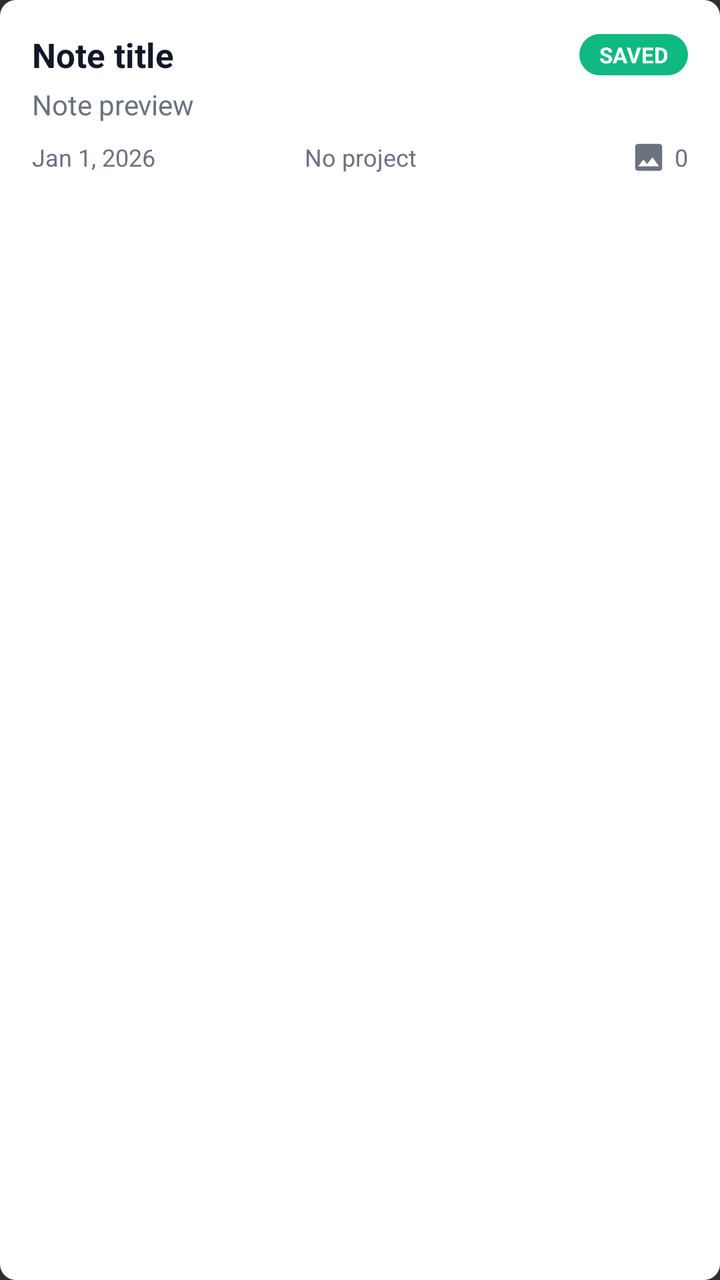
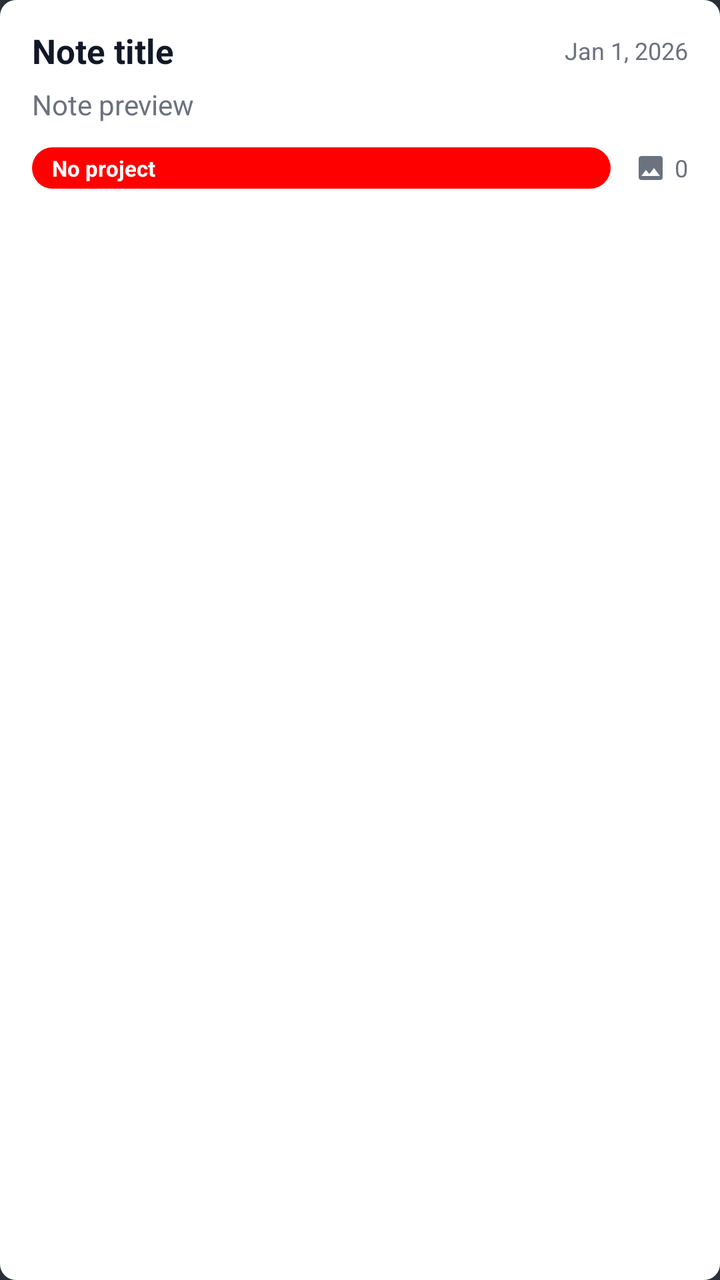

Screens rendered from an Android XML layout before and after an edit, with the pre-edit source and the edit as a unified diff.
<!-- AndroidManifest.xml: application theme Theme.BlastProMobile -->
<!-- res/layout/item_note.xml -->
<?xml version="1.0" encoding="utf-8"?>
<LinearLayout xmlns:android="http://schemas.android.com/apk/res/android"
    xmlns:app="http://schemas.android.com/apk/res-auto"
    xmlns:tools="http://schemas.android.com/tools"
    android:id="@+id/card_note_root"
    android:layout_width="match_parent"
    android:layout_height="wrap_content"
    android:layout_marginBottom="10dp"
    android:background="@drawable/bg_card"
    android:clickable="true"
    android:focusable="true"
    android:foreground="?attr/selectableItemBackground"
    android:orientation="vertical"
    android:padding="16dp"
    tools:ignore="HardcodedText">

    <LinearLayout
        android:layout_width="match_parent"
        android:layout_height="wrap_content"
        android:gravity="center_vertical"
        android:orientation="horizontal">

        <TextView
            android:id="@+id/note_title"
            android:layout_width="0dp"
            android:layout_height="wrap_content"
            android:layout_marginEnd="8dp"
            android:layout_weight="1"
            android:ellipsize="end"
            android:maxLines="1"
            android:text="Note title"
            android:textColor="@color/ink_dark"
            android:textSize="17sp"
            android:textStyle="bold" />

        <TextView
            android:id="@+id/note_chip"
            style="@style/BlastPro.Chip"
            android:layout_width="wrap_content"
            android:layout_height="wrap_content"
            android:backgroundTint="@color/status_green"
            android:text="Saved" />
    </LinearLayout>

    <TextView
        android:id="@+id/note_preview"
        android:layout_width="match_parent"
        android:layout_height="wrap_content"
        android:layout_marginTop="4dp"
        android:ellipsize="end"
        android:maxLines="2"
        android:text="Note preview"
        android:textColor="@color/ink_muted"
        android:textSize="14sp" />

    <LinearLayout
        android:layout_width="match_parent"
        android:layout_height="wrap_content"
        android:layout_marginTop="8dp"
        android:gravity="center_vertical"
        android:orientation="horizontal">

        <TextView
            android:id="@+id/note_date"
            android:layout_width="0dp"
            android:layout_height="wrap_content"
            android:layout_weight="1"
            android:text="Jan 1, 2026"
            android:textColor="@color/ink_muted"
            android:textSize="12sp" />

        <TextView
            android:id="@+id/note_project"
            android:layout_width="0dp"
            android:layout_height="wrap_content"
            android:layout_weight="1"
            android:gravity="center"
            android:text="No project"
            android:textColor="@color/ink_muted"
            android:textSize="12sp" />

        <LinearLayout
            android:layout_width="0dp"
            android:layout_height="wrap_content"
            android:layout_weight="1"
            android:gravity="center_vertical|end"
            android:orientation="horizontal">

            <ImageView
                android:id="@+id/note_photo_icon"
                android:layout_width="18dp"
                android:layout_height="18dp"
                android:contentDescription="Photos"
                android:src="@drawable/ic_image"
                app:tint="@color/ink_muted" />

            <TextView
                android:id="@+id/note_photo_count"
                android:layout_width="wrap_content"
                android:layout_height="wrap_content"
                android:layout_marginStart="4dp"
                android:text="0"
                android:textColor="@color/ink_muted"
                android:textSize="12sp" />
        </LinearLayout>
    </LinearLayout>
</LinearLayout>
<!-- resources referenced by this layout -->
<resources>
  <color name="ink_dark">#FF111827</color>
  <color name="ink_muted">#FF6B7280</color>
  <color name="status_green">#FF10B981</color>
  <!-- drawable bg_card (drawable) -->
  <?xml version="1.0" encoding="utf-8"?>
  <shape xmlns:android="http://schemas.android.com/apk/res/android">
      <solid android:color="@color/white" />
      <corners android:radius="8dp" />
  </shape>
  <!-- drawable ic_image (drawable) -->
  <?xml version="1.0" encoding="utf-8"?>
  <vector xmlns:android="http://schemas.android.com/apk/res/android"
      android:width="24dp"
      android:height="24dp"
      android:viewportWidth="24"
      android:viewportHeight="24">
      <path
          android:fillColor="#FFFFFFFF"
          android:pathData="M21,19V5c0,-1.1 -0.9,-2 -2,-2H5c-1.1,0 -2,0.9 -2,2v14c0,1.1 0.9,2 2,2h14c1.1,0 2,-0.9 2,-2zM8.5,13.5l2.5,3.01L14.5,12l4.5,6H5l3.5,-4.5z" />
  </vector>
  <style name="BlastPro.Chip" parent="">
          <item name="android:background">@drawable/bg_chip</item>
          <item name="android:textColor">@color/white</item>
          <item name="android:textSize">11sp</item>
          <item name="android:textStyle">bold</item>
          <item name="android:textAllCaps">true</item>
          <item name="android:paddingLeft">10dp</item>
          <item name="android:paddingRight">10dp</item>
          <item name="android:paddingTop">3dp</item>
          <item name="android:paddingBottom">3dp</item>
      </style>
  <style name="Theme.BlastProMobile" parent="Theme.Material3.Dark.NoActionBar">
          <item name="colorPrimary">@color/blast_red</item>
          <item name="colorOnPrimary">@color/white</item>
          <item name="android:windowBackground">@color/screen_bg</item>
          <item name="android:statusBarColor">@android:color/transparent</item>
          <item name="android:navigationBarColor">@android:color/transparent</item>
      </style>
  <color name="white">#FFFFFFFF</color>
  <!-- drawable bg_chip (drawable) -->
  <?xml version="1.0" encoding="utf-8"?>
  <shape xmlns:android="http://schemas.android.com/apk/res/android">
      <solid android:color="@color/status_grey" />
      <corners android:radius="12dp" />
  </shape>
  <color name="blast_red">#FFFF0000</color>
  <color name="screen_bg">#FF2B2F36</color>
  <color name="status_grey">#FF6B7280</color>
</resources>

<!-- the commit's change to res/layout/item_note.xml (unified diff, before → after) -->
@@ -5,13 +5,14 @@
     android:id="@+id/card_note_root"
     android:layout_width="match_parent"
     android:layout_height="wrap_content"
-    android:layout_marginBottom="10dp"
+    android:layout_marginBottom="12dp"
     android:background="@drawable/bg_card"
     android:clickable="true"
     android:focusable="true"
     android:foreground="?attr/selectableItemBackground"
     android:orientation="vertical"
-    android:padding="16dp"
+    android:paddingHorizontal="16dp"
+    android:paddingVertical="14dp"
     tools:ignore="HardcodedText">
 
     <LinearLayout
@@ -34,20 +35,21 @@
             android:textStyle="bold" />
 
         <TextView
-            android:id="@+id/note_chip"
-            style="@style/BlastPro.Chip"
+            android:id="@+id/note_date"
             android:layout_width="wrap_content"
             android:layout_height="wrap_content"
-            android:backgroundTint="@color/status_green"
-            android:text="Saved" />
+            android:text="Jan 1, 2026"
+            android:textColor="@color/ink_muted"
+            android:textSize="12sp" />
     </LinearLayout>
 
     <TextView
         android:id="@+id/note_preview"
         android:layout_width="match_parent"
         android:layout_height="wrap_content"
-        android:layout_marginTop="4dp"
+        android:layout_marginTop="6dp"
         android:ellipsize="end"
+        android:lineSpacingExtra="2dp"
         android:maxLines="2"
         android:text="Note preview"
         android:textColor="@color/ink_muted"
@@ -56,52 +58,38 @@
     <LinearLayout
         android:layout_width="match_parent"
         android:layout_height="wrap_content"
-        android:layout_marginTop="8dp"
+        android:layout_marginTop="12dp"
         android:gravity="center_vertical"
         android:orientation="horizontal">
 
         <TextView
-            android:id="@+id/note_date"
+            android:id="@+id/note_project"
+            style="@style/BlastPro.Chip"
             android:layout_width="0dp"
             android:layout_height="wrap_content"
+            android:layout_marginEnd="12dp"
             android:layout_weight="1"
-            android:text="Jan 1, 2026"
+            android:backgroundTint="@color/blast_red"
+            android:ellipsize="end"
+            android:maxLines="1"
+            android:text="No project"
+            android:textAllCaps="false" />
+
+        <ImageView
+            android:id="@+id/note_photo_icon"
+            android:layout_width="16dp"
+            android:layout_height="16dp"
+            android:contentDescription="Photos"
+            android:src="@drawable/ic_image"
+            app:tint="@color/ink_muted" />
+
+        <TextView
+            android:id="@+id/note_photo_count"
+            android:layout_width="wrap_content"
+            android:layout_height="wrap_content"
+            android:layout_marginStart="4dp"
+            android:text="0"
             android:textColor="@color/ink_muted"
             android:textSize="12sp" />
-
-        <TextView
-            android:id="@+id/note_project"
-            android:layout_width="0dp"
-            android:layout_height="wrap_content"
-            android:layout_weight="1"
-            android:gravity="center"
-            android:text="No project"
-            android:textColor="@color/ink_muted"
-            android:textSize="12sp" />
-
-        <LinearLayout
-            android:layout_width="0dp"
-            android:layout_height="wrap_content"
-            android:layout_weight="1"
-            android:gravity="center_vertical|end"
-            android:orientation="horizontal">
-
-            <ImageView
-                android:id="@+id/note_photo_icon"
-                android:layout_width="18dp"
-                android:layout_height="18dp"
-                android:contentDescription="Photos"
-                android:src="@drawable/ic_image"
-                app:tint="@color/ink_muted" />
-
-            <TextView
-                android:id="@+id/note_photo_count"
-                android:layout_width="wrap_content"
-                android:layout_height="wrap_content"
-                android:layout_marginStart="4dp"
-                android:text="0"
-                android:textColor="@color/ink_muted"
-                android:textSize="12sp" />
-        </LinearLayout>
     </LinearLayout>
 </LinearLayout>
<!-- resource entries referenced after the edit -->
@@ -2,7 +2,6 @@
 <resources>
   <color name="ink_dark">#FF111827</color>
   <color name="ink_muted">#FF6B7280</color>
-  <color name="status_green">#FF10B981</color>
   <!-- drawable bg_card (drawable) -->
   <?xml version="1.0" encoding="utf-8"?>
   <shape xmlns:android="http://schemas.android.com/apk/res/android">
